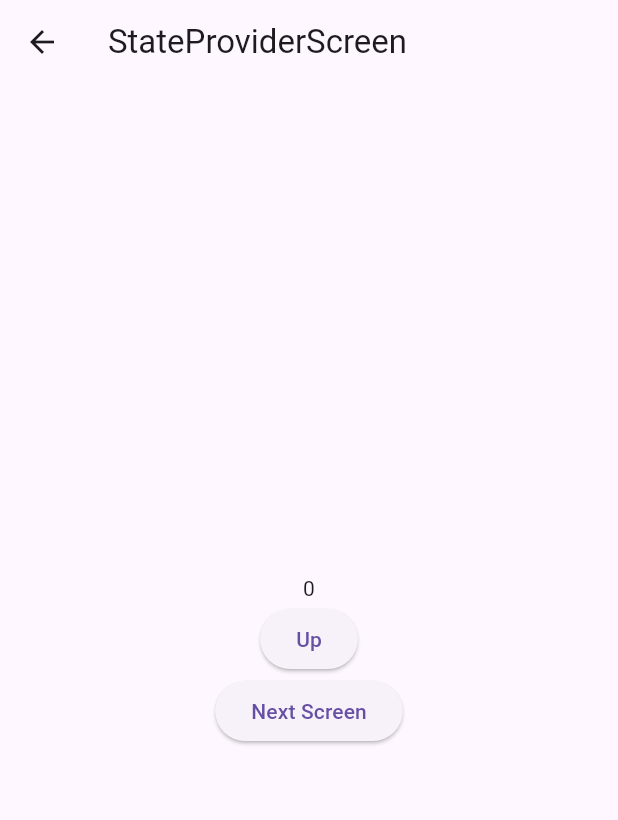
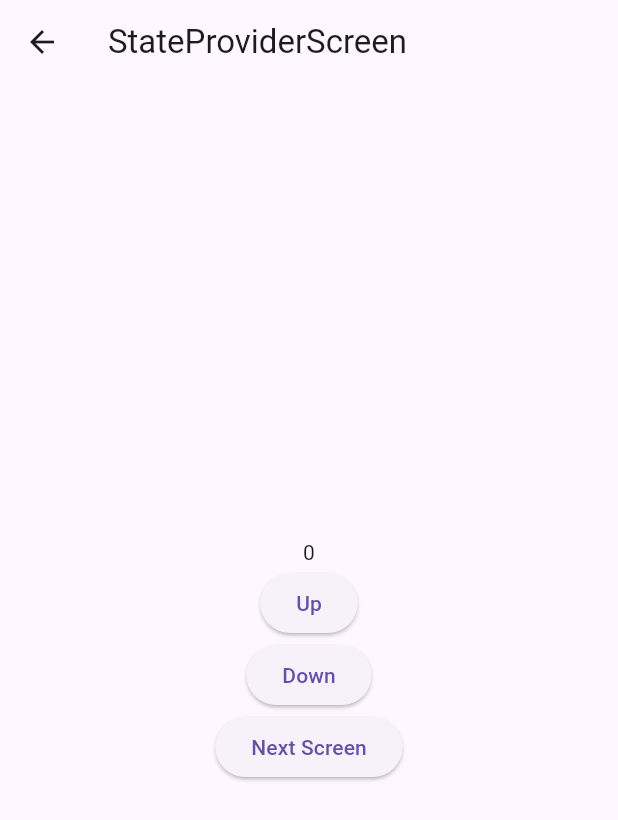
Before and after one commit to darkmyu/flutter-lv2-riverpod, a Flutter app: the screen it shows after launch, after a tap on "StateProviderScreen", on a phone screen of 412 x 824 dp. Shown: the top 820 px of the screen. Run offline on Flutter 3.47's test engine with Material 3 defaults, Android fonts, the phone set to English and light mode, and no system bars; our stand-ins replace flutter_riverpod.

Commit message:
StateProvider 사용

```diff
--- a/lib/screen/state_provider_screen.dart
+++ b/lib/screen/state_provider_screen.dart
@@ -26,6 +26,14 @@ class StateProviderScreen extends ConsumerWidget {
               },
               child: const Text(
                 'Up',
+              ),
+            ),
+            ElevatedButton(
+              onPressed: () {
+                ref.read(numberProvider.notifier).update((state) => state - 1);
+              },
+              child: const Text(
+                'Down',
               ),
             ),
             ElevatedButton(
```
